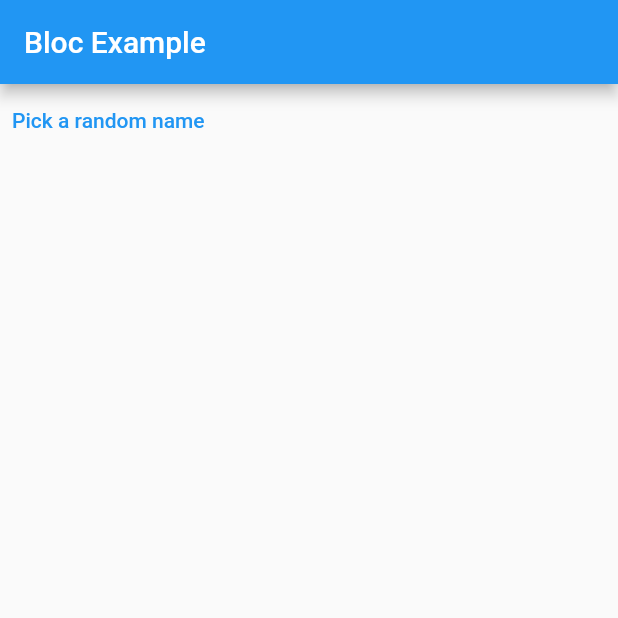
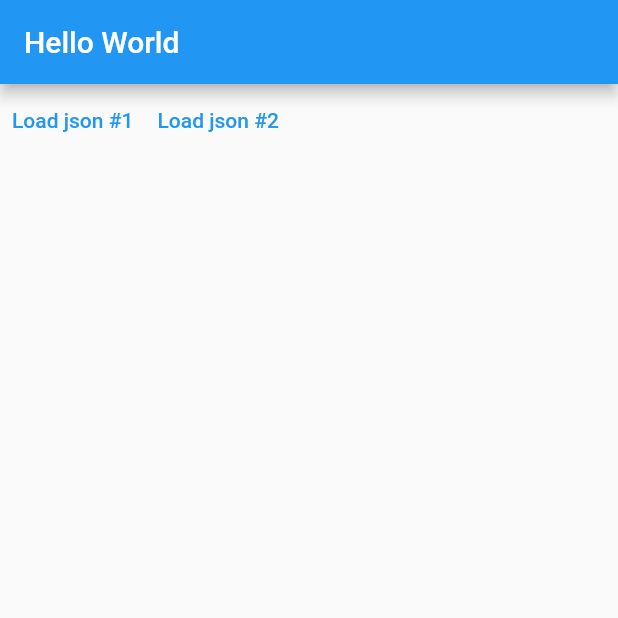
Before and after one commit to lucas-candido/bloc_example, a Flutter app: the screen it shows after launch, on a phone screen of 412 x 824 dp, the top half of it. Run offline on Flutter 3.47's test engine with Material 2 defaults, Android fonts, the phone set to English and light mode, and no system bars; our stand-ins replace flutter_bloc.

Commit message:
Step2: Bloc example

```diff
--- a/lib/main.dart
+++ b/lib/main.dart
@@ -1,6 +1,40 @@
+import 'dart:convert';
+import 'dart:io';
+
 import 'package:flutter/material.dart';
-import 'package:bloc/bloc.dart';
-import 'dart:math' as math show Random;
+import 'package:flutter_bloc/flutter_bloc.dart';
+import 'dart:developer' as devtools show log;
+
+extension Log on Object {
+  void log() => devtools.log(toString());
+}
+
+@immutable
+abstract class LoadAction {
+  const LoadAction();
+}
+
+@immutable
+class LoadPersonsAction implements LoadAction {
+  final PersonUrl url;
+  const LoadPersonsAction({required this.url}) : super();
+}
+
+enum PersonUrl {
+  persons1,
+  persons2,
+}
+
+extension UrlString on PersonUrl {
+  String get urlString {
+    switch (this) {
+      case PersonUrl.persons1:
+        return 'http://127.0.0.1:5500/api/persons1.json';
+      case PersonUrl.persons2:
+        return 'http://127.0.0.1:5500/api/persons2.json';
+    }
+  }
+}
 
 void main() {
   runApp(
@@ -9,77 +43,138 @@ void main() {
       theme: ThemeData(
         primarySwatch: Colors.blue,
       ),
-      home: const HomePage(),
+      home: BlocProvider(
+        create: (_) => PersonsBloc(),
+        child: const HomePage(),
+      ),
     ),
   );
 }
 
-const names = [
-  'Foo',
-  'Bar',
-  'Baz',
-];
+@immutable
+class Person {
+  final String name;
+  final int age;
 
-class NamesCubit extends Cubit<String?> {
-  NamesCubit() : super(null);
+  const Person({
+    required this.name,
+    required this.age,
+  });
 
-  void pickRandomName() => emit(names.getRandomElement());
+  Person.fromJson(Map<String, dynamic> json)
+      : name = json['name'] as String,
+        age = json['age'] as int;
+
+  @override
+  String toString() => 'Person (name = $name, age = $age)';
 }
 
-extension RandomElement<T> on Iterable<T> {
-  T getRandomElement() => elementAt(math.Random().nextInt(length));
+Future<Iterable<Person>> getPersons(String url) => HttpClient()
+    .getUrl(Uri.parse(url))
+    .then((req) => req.close())
+    .then((resp) => resp.transform(utf8.decoder).join())
+    .then((str) => json.decode(str) as List<dynamic>)
+    .then((list) => list.map((e) => Person.fromJson(e)));
+
+@immutable
+class FetchResult {
+  final Iterable<Person> persons;
+  final bool isRetrievedFromCache;
+
+  const FetchResult({
+    required this.persons,
+    required this.isRetrievedFromCache,
+  });
+
+  @override
+  String toString() =>
+      'Result (isRetrievedFromCache = $isRetrievedFromCache, person = $persons';
 }
 
-class HomePage extends StatefulWidget {
-  const HomePage({Key? key}) : super(key: key);
-
-  @override
-  State<HomePage> createState() => _HomePageState();
+class PersonsBloc extends Bloc<LoadAction, FetchResult?> {
+  final Map<PersonUrl, Iterable<Person>> _cache = {};
+  PersonsBloc() : super(null) {
+    on<LoadPersonsAction>(
+      (event, emit) async {
+        final url = event.url;
+        if (_cache.containsKey(url)) {
+          // we have the value in the cache
+          final cachedPersons = _cache[url]!;
+          final result = FetchResult(
+            persons: cachedPersons,
+            isRetrievedFromCache: true,
+          );
+          emit(result);
+        } else {
+          final persons = await getPersons(url.urlString);
+          _cache[url] = persons;
+          final result = FetchResult(
+            persons: persons,
+            isRetrievedFromCache: false,
+          );
+          emit(result);
+        }
+      },
+    );
+  }
 }
 
-class _HomePageState extends State<HomePage> {
-  late final NamesCubit cubit;
+extension Subscript<T> on Iterable<T> {
+  T? operator [](int index) => length > index ? elementAt(index) : null;
+}
 
-  @override
-  void initState() {
-    super.initState();
-    cubit = NamesCubit();
-  }
-
-  @override
-  void dispose() {
-    cubit.close();
-    super.dispose();
-  }
+class HomePage extends StatelessWidget {
+  const HomePage({Key? key}) : super(key: key);
 
   @override
   Widget build(BuildContext context) {
     return Scaffold(
-      appBar: AppBar(title: const Text('Bloc Example')),
-      body: StreamBuilder<String?>(
-        stream: cubit.stream,
-        builder: (context, snapshot) {
-          final button = TextButton(
-            onPressed: () => cubit.pickRandomName(),
-            child: const Text('Pick a random name'),
-          );
-          switch (snapshot.connectionState) {
-            case ConnectionState.none:
-              return button;
-
-            case ConnectionState.waiting:
-              return button;
-            case ConnectionState.active:
-              return Column(
-                children: [
-                  Text(snapshot.data ?? ''),
-                  button,
-                ],
+      appBar: AppBar(title: const Text('Hello World')),
+      body: Column(
+        children: [
+          Row(
+            children: [
+              TextButton(
+                onPressed: () => context.read<PersonsBloc>().add(
+                      const LoadPersonsAction(
+                        url: PersonUrl.persons1,
+                      ),
+                    ),
+                child: const Text('Load json #1'),
+              ),
+              TextButton(
+                onPressed: () => context.read<PersonsBloc>().add(
+                      const LoadPersonsAction(
+                        url: PersonUrl.persons2,
+                      ),
+                    ),
+                child: const Text('Load json #2'),
+              ),
+            ],
+          ),
+          BlocBuilder<PersonsBloc, FetchResult?>(
+            buildWhen: (previousResult, currentResult) {
+              return previousResult?.persons != currentResult?.persons;
+            },
+            builder: (context, fetchResult) {
+              fetchResult?.log();
+              final persons = fetchResult?.persons;
+              if (persons == null) {
+                return const SizedBox();
+              }
+              return Expanded(
+                child: ListView.builder(
+                    itemCount: persons.length,
+                    itemBuilder: (context, index) {
+                      final person = persons[index]!;
+                      return ListTile(
+                        title: Text(person.name),
+                      );
+                    }),
               );
-            case ConnectionState.done:
-              return const SizedBox();
-          }
-        },
+            },
+          ),
+        ],
       ),
     );
   }
```
Also changed, not shown: api/persons1.json (added, +14 -0 lines), api/persons2.json (added, +14 -0 lines).
